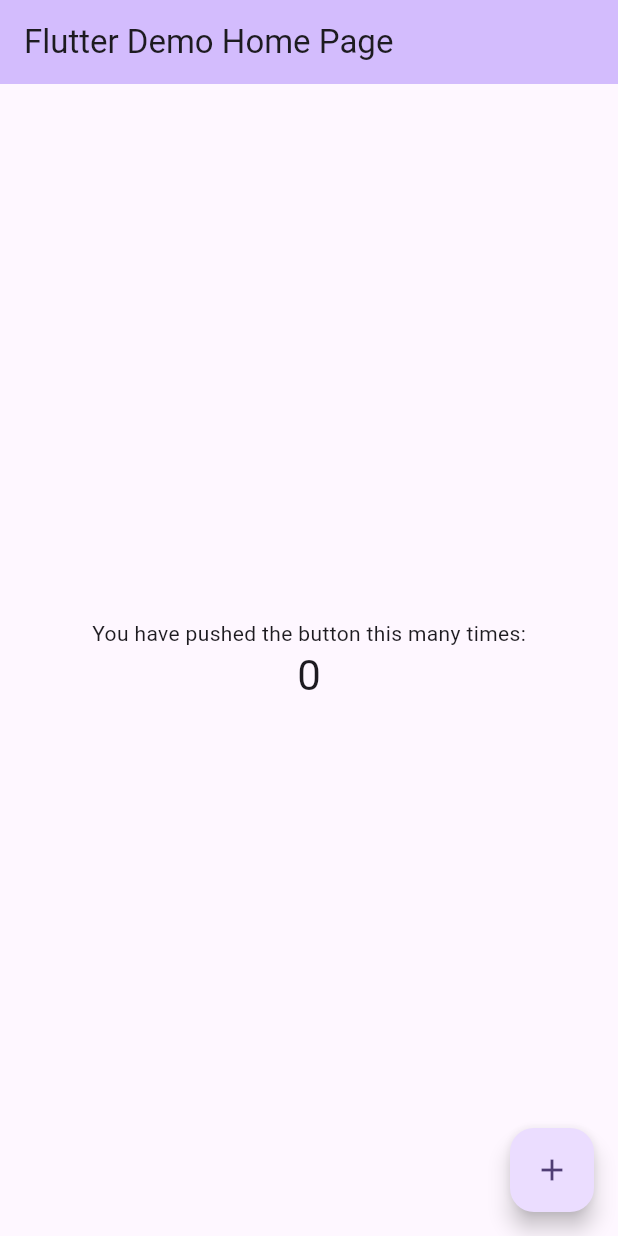
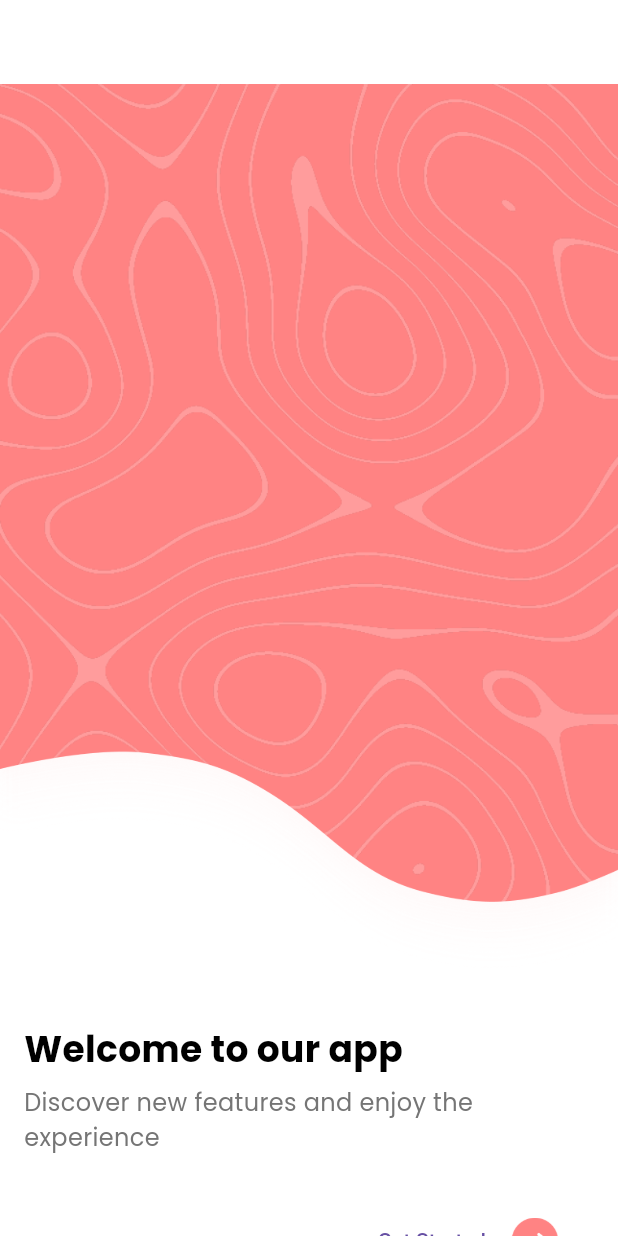
Before and after one commit to jawadhossainmahi/flutter_ui_design_practice, a Flutter app: the screen it shows after launch, on a phone screen of 412 x 824 dp. Run offline on Flutter 3.47's test engine with Material 3 defaults, Android fonts, the light colour scheme and no system bars; our stand-ins replace google_fonts.

Commit message:
Refactor main app structure and add Welcome screen

```diff
--- a/lib/main.dart
+++ b/lib/main.dart
@@ -1,122 +1,18 @@
 import 'package:flutter/material.dart';
+import 'package:ui_design_practice/screens/welcome.dart';
 
 void main() {
-  runApp(const MyApp());
+  runApp(const Auth());
 }
 
-class MyApp extends StatelessWidget {
-  const MyApp({super.key});
+class Auth extends StatelessWidget {
+  const Auth({super.key});
 
-  // This widget is the root of your application.
   @override
   Widget build(BuildContext context) {
-    return MaterialApp(
-      title: 'Flutter Demo',
-      theme: ThemeData(
-        // This is the theme of your application.
-        //
-        // TRY THIS: Try running your application with "flutter run". You'll see
-        // the application has a purple toolbar. Then, without quitting the app,
-        // try changing the seedColor in the colorScheme below to Colors.green
-        // and then invoke "hot reload" (save your changes or press the "hot
-        // reload" button in a Flutter-supported IDE, or press "r" if you used
-        // the command line to start the app).
-        //
-        // Notice that the counter didn't reset back to zero; the application
-        // state is not lost during the reload. To reset the state, use hot
-        // restart instead.
-        //
-        // This works for code too, not just values: Most code changes can be
-        // tested with just a hot reload.
-        colorScheme: .fromSeed(seedColor: Colors.deepPurple),
-      ),
-      home: const MyHomePage(title: 'Flutter Demo Home Page'),
+    return const MaterialApp(
+      debugShowCheckedModeBanner: false,
+      home: Welcome(),
     );
   }
 }
-
-class MyHomePage extends StatefulWidget {
-  const MyHomePage({super.key, required this.title});
-
-  // This widget is the home page of your application. It is stateful, meaning
-  // that it has a State object (defined below) that contains fields that affect
-  // how it looks.
-
-  // This class is the configuration for the state. It holds the values (in this
-  // case the title) provided by the parent (in this case the App widget) and
-  // used by the build method of the State. Fields in a Widget subclass are
-  // always marked "final".
-
-  final String title;
-
-  @override
-  State<MyHomePage> createState() => _MyHomePageState();
-}
-
-class _MyHomePageState extends State<MyHomePage> {
-  int _counter = 0;
-
-  void _incrementCounter() {
-    setState(() {
-      // This call to setState tells the Flutter framework that something has
-      // changed in this State, which causes it to rerun the build method below
-      // so that the display can reflect the updated values. If we changed
-      // _counter without calling setState(), then the build method would not be
-      // called again, and so nothing would appear to happen.
-      _counter++;
-    });
-  }
-
-  @override
-  Widget build(BuildContext context) {
-    // This method is rerun every time setState is called, for instance as done
-    // by the _incrementCounter method above.
-    //
-    // The Flutter framework has been optimized to make rerunning build methods
-    // fast, so that you can just rebuild anything that needs updating rather
-    // than having to individually change instances of widgets.
-    return Scaffold(
-      appBar: AppBar(
-        // TRY THIS: Try changing the color here to a specific color (to
-        // Colors.amber, perhaps?) and trigger a hot reload to see the AppBar
-        // change color while the other colors stay the same.
-        backgroundColor: Theme.of(context).colorScheme.inversePrimary,
-        // Here we take the value from the MyHomePage object that was created by
-        // the App.build method, and use it to set our appbar title.
-        title: Text(widget.title),
-      ),
-      body: Center(
-        // Center is a layout widget. It takes a single child and positions it
-        // in the middle of the parent.
-        child: Column(
-          // Column is also a layout widget. It takes a list of children and
-          // arranges them vertically. By default, it sizes itself to fit its
-          // children horizontally, and tries to be as tall as its parent.
-          //
-          // Column has various properties to control how it sizes itself and
-          // how it positions its children. Here we use mainAxisAlignment to
-          // center the children vertically; the main axis here is the vertical
-          // axis because Columns are vertical (the cross axis would be
-          // horizontal).
-          //
-          // TRY THIS: Invoke "debug painting" (choose the "Toggle Debug Paint"
-          // action in the IDE, or press "p" in the console), to see the
-          // wireframe for each widget.
-          mainAxisAlignment: .center,
-          children: [
-            const Text('You have pushed the button this many times:'),
-            Text(
-              '$_counter',
-              style: Theme.of(context).textTheme.headlineMedium,
-            ),
-          ],
-        ),
-      ),
-      floatingActionButton: FloatingActionButton(
-        onPressed: _incrementCounter,
-        tooltip: 'Increment',
-        child: const Icon(Icons.add),
-      ),
-    );
-  }
-}
--- /dev/null
+++ b/lib/screens/welcome.dart
@@ -0,0 +1,72 @@
+import 'package:flutter/material.dart';
+import 'package:google_fonts/google_fonts.dart';
+
+class Welcome extends StatelessWidget {
+  const Welcome({super.key});
+
+  @override
+  Widget build(BuildContext context) {
+    return Scaffold(
+      backgroundColor: Colors.white,
+      appBar: AppBar(backgroundColor: Colors.transparent, elevation: 0),
+      body: Column(
+        children: [
+          Image.asset('assets/welcome.png'),
+          Padding(
+            padding: const EdgeInsets.symmetric(horizontal: 16),
+            child: Column(
+              crossAxisAlignment: CrossAxisAlignment.start,
+              textDirection: TextDirection.ltr,
+
+              children: [
+                Text(
+                  'Welcome to our app',
+                  style: GoogleFonts.poppins(
+                    fontSize: 24,
+                    fontWeight: FontWeight.bold,
+                    color: Colors.black,
+                  ),
+                ),
+                const SizedBox(height: 8),
+                Text(
+                  'Discover new features and enjoy the experience',
+                  style: GoogleFonts.poppins(
+                    fontSize: 16,
+                    color: Colors.grey[600],
+                  ),
+                ),
+
+                SizedBox(height: 30),
+                Row(
+                  mainAxisAlignment: MainAxisAlignment.end,
+                  children: [
+                    TextButton(
+                      onPressed: () {},
+                      style: ElevatedButton.styleFrom(
+                        backgroundColor: Colors.transparent,
+                        padding: const EdgeInsets.symmetric(
+                          horizontal: 24,
+                          vertical: 12,
+                        ),
+                        shape: RoundedRectangleBorder(
+                          borderRadius: BorderRadius.circular(30),
+                        ),
+                      ),
+                      child: Row(
+                        children: [
+                          Text('Get Started'),
+                          SizedBox(width: 8),
+                          Image.asset('assets/next.png', width: 40),
+                        ],
+                      ),
+                    ),
+                  ],
+                ),
+              ],
+            ),
+          ),
+        ],
+      ),
+    );
+  }
+}
--- a/pubspec.yaml
+++ b/pubspec.yaml
@@ -34,6 +34,7 @@ dependencies:
   # The following adds the Cupertino Icons font to your application.
   # Use with the CupertinoIcons class for iOS style icons.
   cupertino_icons: ^1.0.8
+  google_fonts: ^8.1.0
 
 dev_dependencies:
   flutter_test:
```
Also changed, not shown: pubspec.lock, 3 other files.
